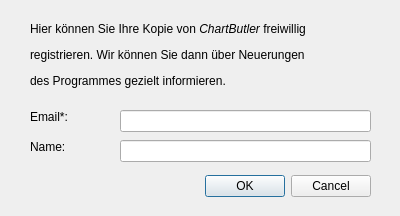
This is ChartButler/cregister.ui in joergpauly/chartbutler as Qt 5 draws it before an edit. The edited form follows.
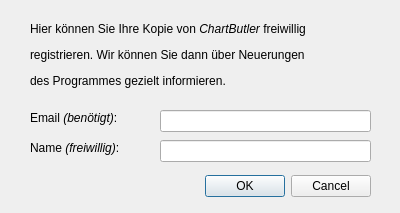
This is the edited form. Icons and pictures are not drawn.

Patch:
```diff
--- a/ChartButler/cregister.ui
+++ b/ChartButler/cregister.ui
@@ -7,7 +7,7 @@
     <x>0</x>
     <y>0</y>
     <width>400</width>
-    <height>216</height>
+    <height>213</height>
    </rect>
   </property>
   <property name="windowTitle">
@@ -54,20 +54,20 @@
     <rect>
      <x>30</x>
      <y>110</y>
-     <width>57</width>
-     <height>14</height>
+     <width>121</width>
+     <height>16</height>
     </rect>
    </property>
    <property name="text">
-    <string>&lt;html&gt;&lt;head/&gt;&lt;body&gt;&lt;p&gt;Email*:&lt;/p&gt;&lt;/body&gt;&lt;/html&gt;</string>
+    <string>&lt;html&gt;&lt;head/&gt;&lt;body&gt;&lt;p&gt;Email &lt;span style=&quot; font-style:italic;&quot;&gt;(benötigt)&lt;/span&gt;:&lt;/p&gt;&lt;/body&gt;&lt;/html&gt;</string>
    </property>
   </widget>
   <widget class="QLineEdit" name="txtEmail">
    <property name="geometry">
     <rect>
-     <x>120</x>
+     <x>160</x>
      <y>110</y>
-     <width>251</width>
+     <width>211</width>
      <height>22</height>
     </rect>
    </property>
@@ -77,20 +77,20 @@
     <rect>
      <x>30</x>
      <y>140</y>
-     <width>57</width>
-     <height>14</height>
+     <width>111</width>
+     <height>16</height>
     </rect>
    </property>
    <property name="text">
-    <string>&lt;html&gt;&lt;head/&gt;&lt;body&gt;&lt;p&gt;Name:&lt;/p&gt;&lt;/body&gt;&lt;/html&gt;</string>
+    <string>&lt;html&gt;&lt;head/&gt;&lt;body&gt;&lt;p&gt;Name &lt;span style=&quot; font-style:italic;&quot;&gt;(freiwillig)&lt;/span&gt;:&lt;/p&gt;&lt;/body&gt;&lt;/html&gt;</string>
    </property>
   </widget>
   <widget class="QLineEdit" name="txtName">
    <property name="geometry">
     <rect>
-     <x>120</x>
+     <x>160</x>
      <y>140</y>
-     <width>251</width>
+     <width>211</width>
      <height>22</height>
     </rect>
    </property>
```
